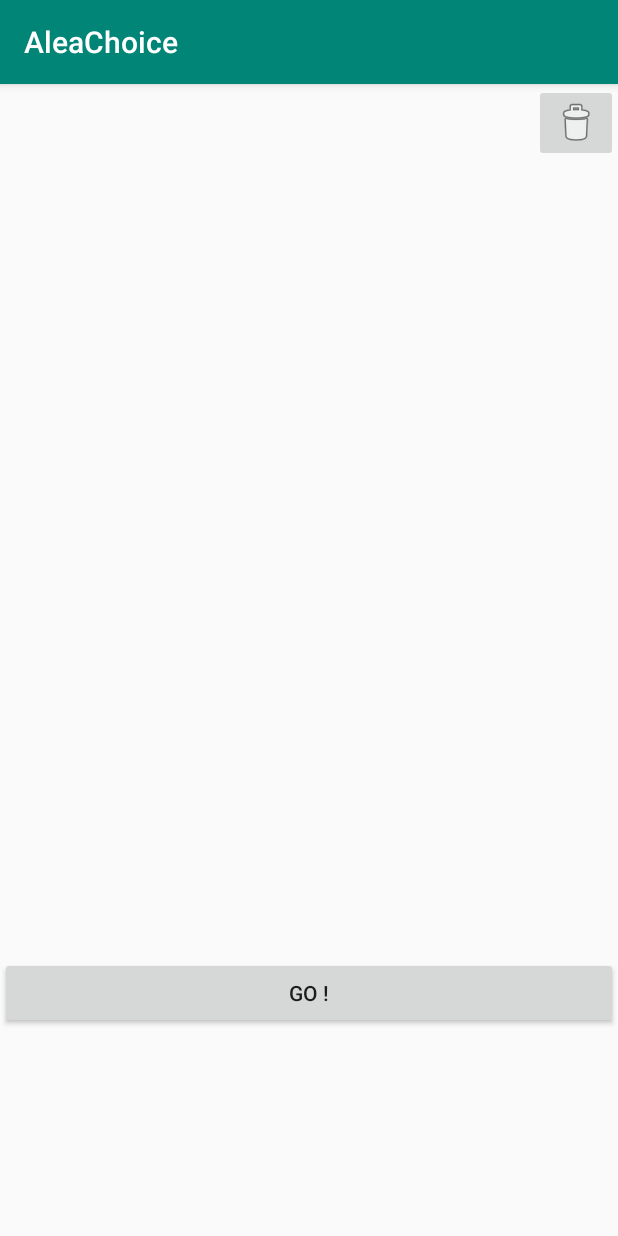
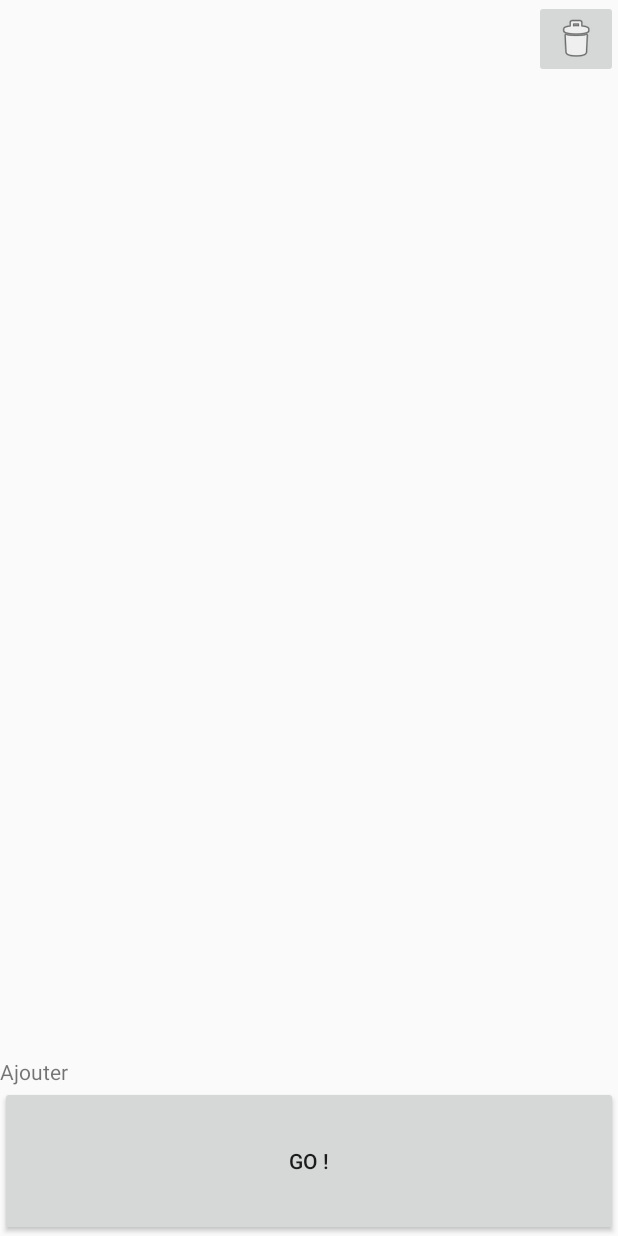
Before and after one commit to Owasana/Aleachoice, an Android app: the screen it shows after launch (MainActivity), on a phone screen of 412 x 824 dp. Run offline under Robolectric (Android 15) with nearby library versions, the phone set to English and light mode, and no system bars.

Commit message:
No Title Bar after 1 hour ...

```diff
--- a/app/src/main/AndroidManifest.xml
+++ b/app/src/main/AndroidManifest.xml
@@ -9,7 +9,8 @@
         android:roundIcon="@mipmap/ic_launcher_round"
         android:supportsRtl="true"
         android:theme="@style/AppTheme">
-        <activity android:name=".MainActivity">
+
+        <activity android:name=".MainActivity" >
             <intent-filter>
                 <action android:name="android.intent.action.MAIN" />
 
--- a/app/src/main/res/layout/activity_main.xml
+++ b/app/src/main/res/layout/activity_main.xml
@@ -18,15 +18,23 @@
 
     <androidx.recyclerview.widget.RecyclerView
         android:layout_width="match_parent"
-        android:layout_height="530dp">
+        android:layout_height="wrap_content" />
 
-    </androidx.recyclerview.widget.RecyclerView>
+    <Space
+        android:layout_width="match_parent"
+        android:layout_height="0dp"
+        android:layout_weight="1" />
+
+    <TextView
+        android:id="@+id/textView"
+        android:layout_width="match_parent"
+        android:layout_height="wrap_content"
+        android:text="@string/add_text" />
 
     <Button
         android:id="@+id/go_button"
         android:layout_width="match_parent"
-        android:layout_height="wrap_content"
-        android:layout_gravity="bottom"
+        android:layout_height="100dp"
         android:text="@string/go_button" />
 
 </LinearLayout>
--- a/app/src/main/res/values/strings.xml
+++ b/app/src/main/res/values/strings.xml
@@ -2,4 +2,5 @@
     <string name="app_name">AleaChoice</string>
     <string name="delete_button">suppression</string>
     <string name="go_button">GO !</string>
+    <string name="add_text">Ajouter</string>
 </resources>
--- a/app/src/main/res/values/styles.xml
+++ b/app/src/main/res/values/styles.xml
@@ -1,11 +1,13 @@
 <resources>
 
     <!-- Base application theme. -->
-    <style name="AppTheme" parent="Theme.AppCompat.Light.DarkActionBar">
+    <style name="AppTheme" parent="Theme.AppCompat.Light">
         <!-- Customize your theme here. -->
         <item name="colorPrimary">@color/colorPrimary</item>
         <item name="colorPrimaryDark">@color/colorPrimaryDark</item>
         <item name="colorAccent">@color/colorAccent</item>
+        <item name="windowActionBar">false</item>
+        <item name="windowNoTitle">true</item>
     </style>
 
 </resources>
```
